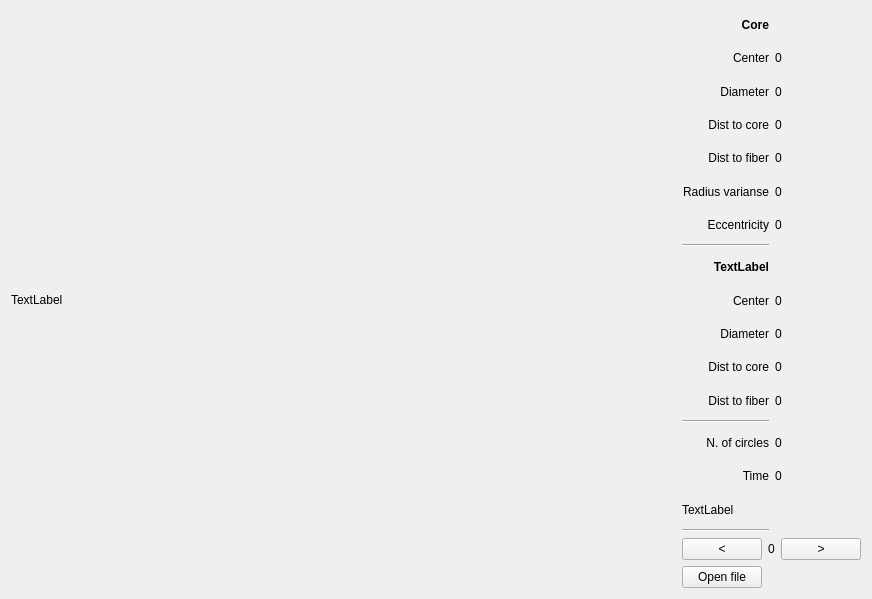
First picture: the form in src/mainwindow.ui, repository missglory/cvutil, before the edit.
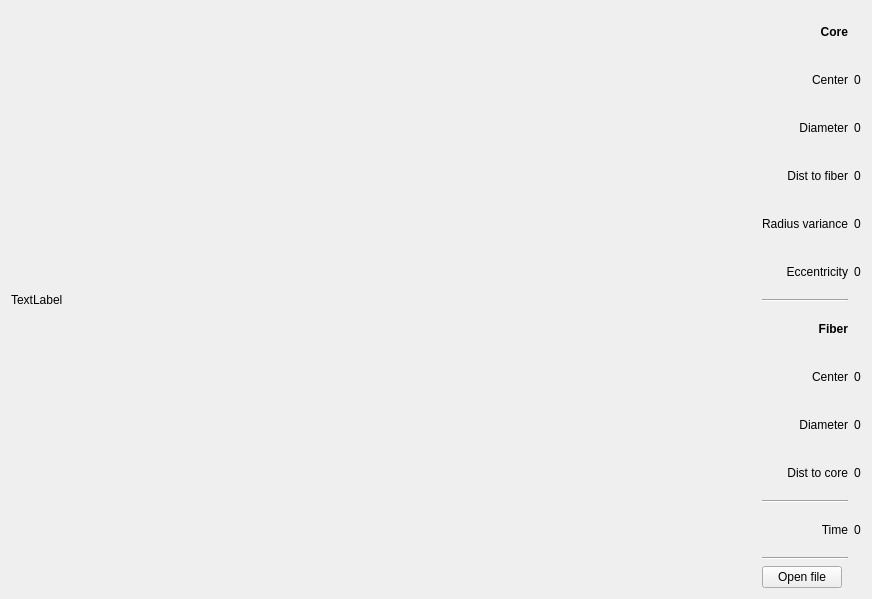
Second picture: the form after the edit.

The edit to the form file:
```diff
--- a/src/mainwindow.ui
+++ b/src/mainwindow.ui
@@ -38,13 +38,6 @@
     <layout class="QVBoxLayout" name="verticalLayout_2">
      <item>
       <layout class="QGridLayout" name="gridLayout">
-       <item row="4" column="1">
-        <widget class="QLabel" name="label_12">
-         <property name="text">
-          <string>0</string>
-         </property>
-        </widget>
-       </item>
        <item row="3" column="1">
         <widget class="QLabel" name="label_11">
          <property name="text">
@@ -59,10 +52,13 @@
          </property>
         </widget>
        </item>
-       <item row="2" column="1">
-        <widget class="QLabel" name="label_10">
+       <item row="9" column="0">
+        <widget class="QLabel" name="label_17">
          <property name="text">
-          <string>0</string>
+          <string>Diameter</string>
+         </property>
+         <property name="alignment">
+          <set>Qt::AlignRight|Qt::AlignTrailing|Qt::AlignVCenter</set>
          </property>
         </widget>
        </item>
@@ -73,7 +69,7 @@
          </property>
         </widget>
        </item>
-       <item row="8" column="0">
+       <item row="7" column="0">
         <widget class="QLabel" name="label_15">
          <property name="font">
           <font>
@@ -82,24 +78,7 @@
           </font>
          </property>
          <property name="text">
-          <string>TextLabel</string>
-         </property>
-         <property name="alignment">
-          <set>Qt::AlignRight|Qt::AlignTrailing|Qt::AlignVCenter</set>
-         </property>
-        </widget>
-       </item>
-       <item row="6" column="1">
-        <widget class="QLabel" name="label_14">
-         <property name="text">
-          <string>0</string>
-         </property>
-        </widget>
-       </item>
-       <item row="10" column="0">
-        <widget class="QLabel" name="label_17">
-         <property name="text">
-          <string>Diameter</string>
+          <string>Fiber</string>
          </property>
          <property name="alignment">
           <set>Qt::AlignRight|Qt::AlignTrailing|Qt::AlignVCenter</set>
@@ -116,16 +95,17 @@
          </property>
         </widget>
        </item>
-       <item row="3" column="0">
-        <widget class="QLabel" name="label_5">
+       <item row="2" column="1">
+        <widget class="QLabel" name="coreDiameter">
          <property name="text">
-          <string>Dist to core</string>
+          <string>0</string>
          </property>
-         <property name="alignment">
-          <set>Qt::AlignRight|Qt::AlignTrailing|Qt::AlignVCenter</set>
-         </property>
-         <property name="margin">
-          <number>1</number>
+        </widget>
+       </item>
+       <item row="4" column="1">
+        <widget class="QLabel" name="coreVariance">
+         <property name="text">
+          <string>0</string>
          </property>
         </widget>
        </item>
@@ -142,62 +122,14 @@
          </property>
         </widget>
        </item>
-       <item row="15" column="1">
+       <item row="12" column="1">
         <widget class="QLabel" name="time">
          <property name="text">
           <string>0</string>
          </property>
         </widget>
        </item>
-       <item row="14" column="1">
-        <widget class="QLabel" name="numberCircles">
-         <property name="text">
-          <string>0</string>
-         </property>
-        </widget>
-       </item>
-       <item row="14" column="0">
-        <widget class="QLabel" name="numberCirclesTitle">
-         <property name="text">
-          <string>N. of circles</string>
-         </property>
-         <property name="alignment">
-          <set>Qt::AlignRight|Qt::AlignTrailing|Qt::AlignVCenter</set>
-         </property>
-        </widget>
-       </item>
-       <item row="9" column="1">
-        <widget class="QLabel" name="label_18">
-         <property name="text">
-          <string>0</string>
-         </property>
-        </widget>
-       </item>
        <item row="11" column="0">
-        <widget class="QLabel" name="label_20">
-         <property name="text">
-          <string>Dist to core</string>
-         </property>
-         <property name="alignment">
-          <set>Qt::AlignRight|Qt::AlignTrailing|Qt::AlignVCenter</set>
-         </property>
-        </widget>
-       </item>
-       <item row="12" column="1">
-        <widget class="QLabel" name="label_23">
-         <property name="text">
-          <string>0</string>
-         </property>
-        </widget>
-       </item>
-       <item row="11" column="1">
-        <widget class="QLabel" name="label_22">
-         <property name="text">
-          <string>0</string>
-         </property>
-        </widget>
-       </item>
-       <item row="13" column="0">
         <widget class="Line" name="line">
          <property name="orientation">
           <enum>Qt::Horizontal</enum>
@@ -211,17 +143,31 @@
          </property>
         </widget>
        </item>
-       <item row="12" column="0">
-        <widget class="QLabel" name="label_21">
+       <item row="8" column="1">
+        <widget class="QLabel" name="fiberCenter">
          <property name="text">
-          <string>Dist to fiber</string>
+          <string>0</string>
+         </property>
+        </widget>
+       </item>
+       <item row="10" column="0">
+        <widget class="QLabel" name="label_20">
+         <property name="text">
+          <string>Dist to core</string>
          </property>
          <property name="alignment">
           <set>Qt::AlignRight|Qt::AlignTrailing|Qt::AlignVCenter</set>
          </property>
         </widget>
        </item>
-       <item row="9" column="0">
+       <item row="9" column="1">
+        <widget class="QLabel" name="fiberDiameter">
+         <property name="text">
+          <string>0</string>
+         </property>
+        </widget>
+       </item>
+       <item row="8" column="0">
         <layout class="QGridLayout" name="gridLayout_2">
          <item row="0" column="0">
           <widget class="QLabel" name="label_16">
@@ -235,32 +181,6 @@
          </item>
         </layout>
        </item>
-       <item row="4" column="0">
-        <widget class="QLabel" name="label_6">
-         <property name="text">
-          <string>Dist to fiber</string>
-         </property>
-         <property name="alignment">
-          <set>Qt::AlignRight|Qt::AlignTrailing|Qt::AlignVCenter</set>
-         </property>
-         <property name="margin">
-          <number>1</number>
-         </property>
-        </widget>
-       </item>
-       <item row="6" column="0">
-        <widget class="QLabel" name="label_8">
-         <property name="text">
-          <string>Eccentricity</string>
-         </property>
-         <property name="alignment">
-          <set>Qt::AlignRight|Qt::AlignTrailing|Qt::AlignVCenter</set>
-         </property>
-         <property name="margin">
-          <number>1</number>
-         </property>
-        </widget>
-       </item>
        <item row="0" column="0">
         <widget class="QLabel" name="label_4">
          <property name="font">
@@ -277,17 +197,30 @@
          </property>
         </widget>
        </item>
-       <item row="7" column="0">
+       <item row="6" column="0">
         <widget class="Line" name="line_2">
          <property name="orientation">
           <enum>Qt::Horizontal</enum>
          </property>
         </widget>
        </item>
-       <item row="5" column="0">
+       <item row="3" column="0">
+        <widget class="QLabel" name="label_6">
+         <property name="text">
+          <string>Dist to fiber</string>
+         </property>
+         <property name="alignment">
+          <set>Qt::AlignRight|Qt::AlignTrailing|Qt::AlignVCenter</set>
+         </property>
+         <property name="margin">
+          <number>1</number>
+         </property>
+        </widget>
+       </item>
+       <item row="4" column="0">
         <widget class="QLabel" name="label_7">
          <property name="text">
-          <string>Radius varianse</string>
+          <string>Radius variance</string>
          </property>
          <property name="alignment">
           <set>Qt::AlignRight|Qt::AlignTrailing|Qt::AlignVCenter</set>
@@ -297,7 +230,20 @@
          </property>
         </widget>
        </item>
-       <item row="15" column="0">
+       <item row="5" column="0">
+        <widget class="QLabel" name="label_8">
+         <property name="text">
+          <string>Eccentricity</string>
+         </property>
+         <property name="alignment">
+          <set>Qt::AlignRight|Qt::AlignTrailing|Qt::AlignVCenter</set>
+         </property>
+         <property name="margin">
+          <number>1</number>
+         </property>
+        </widget>
+       </item>
+       <item row="12" column="0">
         <widget class="QLabel" name="timeTitle">
          <property name="text">
           <string>Time</string>
@@ -307,60 +253,10 @@
          </property>
         </widget>
        </item>
-       <item row="18" column="0">
+       <item row="14" column="0">
         <widget class="Line" name="line_3">
          <property name="orientation">
           <enum>Qt::Horizontal</enum>
-         </property>
-        </widget>
-       </item>
-       <item row="17" column="0">
-        <widget class="QLabel" name="label">
-         <property name="text">
-          <string>TextLabel</string>
-         </property>
-        </widget>
-       </item>
-      </layout>
-     </item>
-     <item>
-      <layout class="QHBoxLayout" name="horizontalLayout_3">
-       <item>
-        <widget class="QPushButton" name="buttonPrev">
-         <property name="sizePolicy">
-          <sizepolicy hsizetype="Fixed" vsizetype="Fixed">
-           <horstretch>0</horstretch>
-           <verstretch>0</verstretch>
-          </sizepolicy>
-         </property>
-         <property name="text">
-          <string>&lt;</string>
-         </property>
-        </widget>
-       </item>
-       <item>
-        <widget class="QLabel" name="frameId">
-         <property name="sizePolicy">
-          <sizepolicy hsizetype="Fixed" vsizetype="Fixed">
-           <horstretch>0</horstretch>
-           <verstretch>0</verstretch>
-          </sizepolicy>
-         </property>
-         <property name="text">
-          <string>0</string>
-         </property>
-        </widget>
-       </item>
-       <item>
-        <widget class="QPushButton" name="buttonNext">
-         <property name="sizePolicy">
-          <sizepolicy hsizetype="Fixed" vsizetype="Fixed">
-           <horstretch>0</horstretch>
-           <verstretch>0</verstretch>
-          </sizepolicy>
-         </property>
-         <property name="text">
-          <string>&gt;</string>
          </property>
         </widget>
        </item>
```
Left out of the diff: 8 changed lines with no effect on the pictures.
